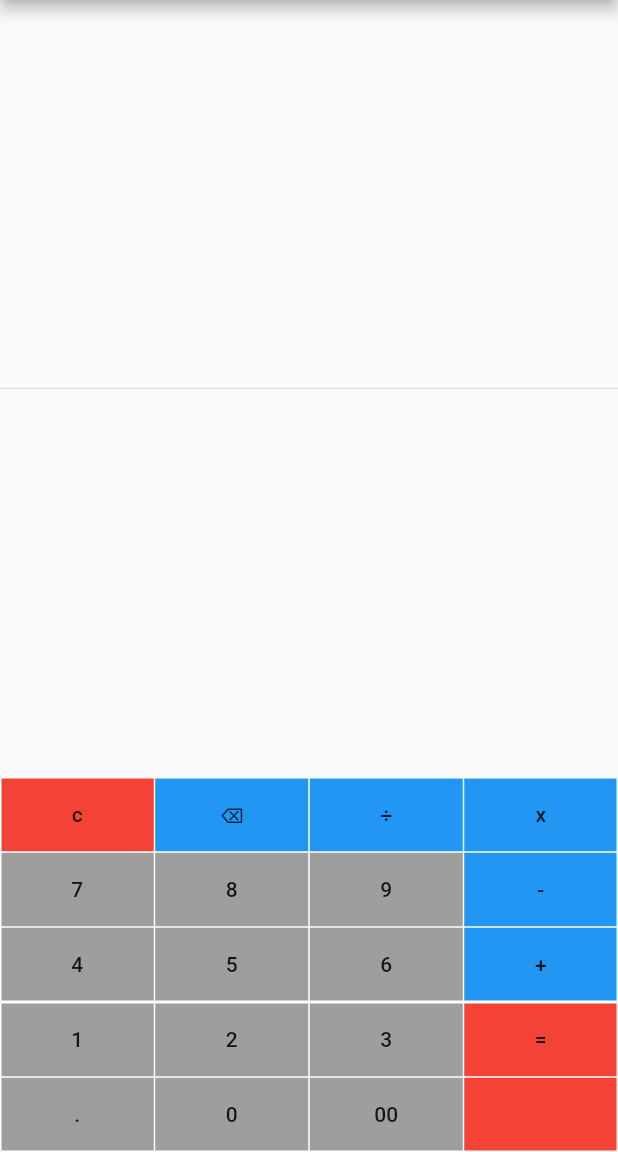
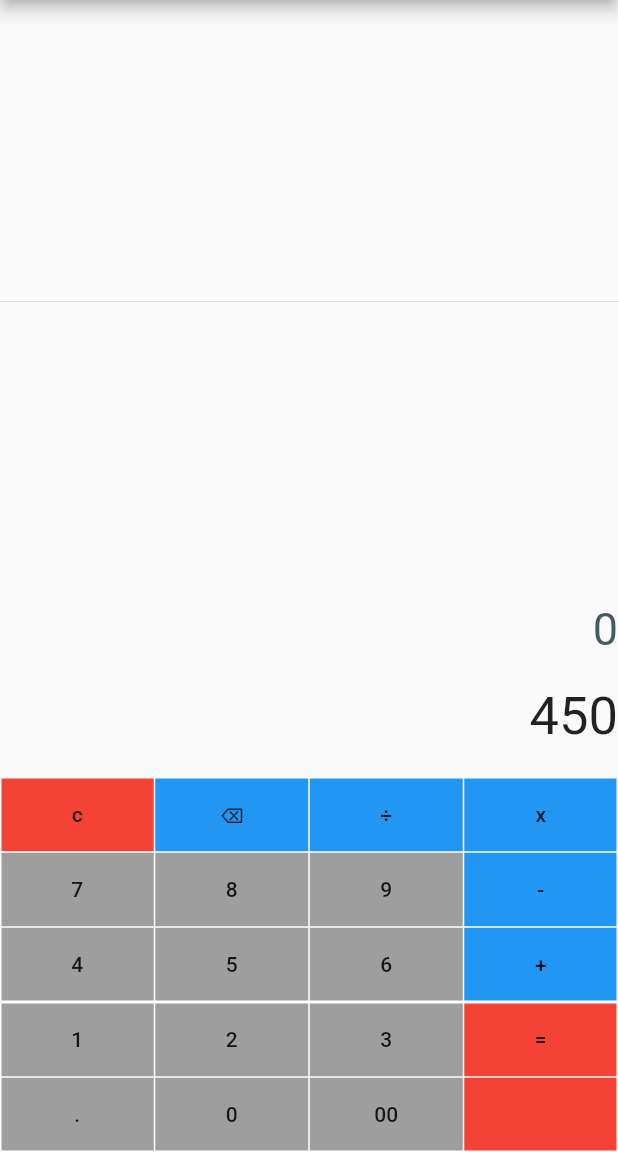
Before and after one commit to rachel1306/calculator, a Flutter app: the screen it shows after launch, on a phone screen of 412 x 824 dp, the part 84-1236 px from its top. Run offline on Flutter 3.47's test engine with Material 2 defaults, Android fonts, the phone set to English and light mode, and no system bars.

Commit message:
Button functionality added

```diff
--- a/lib/main.dart
+++ b/lib/main.dart
@@ -28,6 +28,23 @@ class MyHomePage extends StatefulWidget {
 
 class _MyHomePageState extends State<MyHomePage> {
   final VoidCallback myVoidCallback = () {};
+  String equation="0";
+  buttonPressed(String text){
+    setState(() {
+      if(text == 'C'){
+        equation="0";
+      }
+      else if(text == '='){
+
+      }
+      else if(text == '⌫'){
+
+      }
+      else{
+        equation+=text;
+      }
+    });
+  }
   Widget content(String ch,Color color){
     return Container(
       color: color,
@@ -35,7 +52,7 @@ class _MyHomePageState extends State<MyHomePage> {
       height: 50,
       child: FlatButton(
         child: Text(ch),
-        onPressed: myVoidCallback
+        onPressed: () => buttonPressed(ch)
       ),
     );
     print(myVoidCallback);
@@ -46,39 +63,16 @@ class _MyHomePageState extends State<MyHomePage> {
       appBar: AppBar(
         title: Text('Simple Calculator'),
       ),
-      body: /*Container(
-        child: Row(
-          children: [
-            Column(
-              children: [
-                Container(
-                  color: Colors.red,
-                  child: Text('C'),
-                ),
-                Container(
-                  color: Colors.blue,
-                  child: Icon(Icons.close)
-                ),
-                Container(
-                    color: Colors.blue,
-                    child: TextButton(child: Text('/'),)
-                ),
-                Container(
-                    color: Colors.blue,
-                    child: TextButton(child: Text('x'),)
-                ),
-              ],
-            ),
-            Column(
-              children: [
-                for();,
-          ],
-        ),
-      ),*/
+      body:
       Container(
         child: Column(
           children: [
             Expanded(child: Divider()),
+            Container(child: Text(equation,style: TextStyle(fontSize: 30,color: Colors.blueGrey[700]),),alignment: Alignment.topRight,),
+            Padding(
+              padding: EdgeInsets.symmetric(vertical: 20),
+              child: Container(child: Text('450',style: TextStyle(fontSize: 35),),alignment: Alignment.topRight,),
+            ),
             Table(
               border: TableBorder.all(color: Colors.white),
               children: [
@@ -88,10 +82,6 @@ class _MyHomePageState extends State<MyHomePage> {
                     content('⌫',Colors.blue),
                     content('÷',Colors.blue),
                     content('x',Colors.blue),
-                    //Container(color: Colors.red,child: Text('C'),alignment: Alignment.center,height: 50,),
-                    //Container(color: Colors.blue,child: Text('⌫'),alignment: Alignment.center,height: 50,),
-                    //Container(color: Colors.blue,child: Text('÷'),alignment: Alignment.center,height: 50,),
-                    //Container(color: Colors.blue,child: Text('x'),alignment: Alignment.center,height: 50,),
                   ]
                 ),
                 TableRow(
@@ -100,11 +90,7 @@ class _MyHomePageState extends State<MyHomePage> {
                       content('8',Colors.grey),
                       content('9',Colors.grey),
                       content('-',Colors.blue),
-                      //Container(color: Colors.grey,child: Text('7'),alignment: Alignment.center,height: 50,),
-                      //Container(color: Colors.grey,child: Text('8'),alignment: Alignment.center,height: 50,),
-                      //Container(color: Colors.grey,child: Text('9'),alignment: Alignment.center,height: 50,),
-                      //Container(color: Colors.blue,child: Text('-'),alignment: Alignment.center,height: 50,),
-                    ]
+                  ],
                 ),
                 TableRow(
                     children: [
@@ -112,10 +98,6 @@ class _MyHomePageState extends State<MyHomePage> {
                       content('5',Colors.grey),
                       content('6',Colors.grey),
                       content('+',Colors.blue),
-                      //Container(color: Colors.grey,child: Text('4'),alignment: Alignment.center,height: 50,),
-                      //Container(color: Colors.grey,child: Text('5'),alignment: Alignment.center,height: 50,),
-                      //Container(color: Colors.grey,child: Text('6'),alignment: Alignment.center,height: 50,),
-                      //Container(color: Colors.blue,child: Text('+'),alignment: Alignment.center,height: 50,),
                     ]
                 ),
               ],
@@ -129,10 +111,6 @@ class _MyHomePageState extends State<MyHomePage> {
                       content('2',Colors.grey),
                       content('3',Colors.grey),
                       content('=',Colors.red),
-                      //Container(color: Colors.grey,child: Text('1'),alignment: Alignment.center,height: 50,),
-                      //Container(color: Colors.grey,child: Text('2'),alignment: Alignment.center,height: 50,),
-                      //Container(color: Colors.grey,child: Text('3'),alignment: Alignment.center,height: 50,),
-                      //Container(color: Colors.red,child: Text('='),alignment: Alignment.center,height: 100,),
                     ]
                 ),
                TableRow(
@@ -141,10 +119,6 @@ class _MyHomePageState extends State<MyHomePage> {
                       content('0',Colors.grey),
                       content('00',Colors.grey),
                       content("",Colors.red),
-                      //Container(color: Colors.grey,child: Text('.'),alignment: Alignment.center,height: 50,),
-                      //Container(color: Colors.grey,child: Text('0'),alignment: Alignment.center,height: 50,),
-                      //Container(color: Colors.grey,child: Text('00'),alignment: Alignment.center,height: 50,),
-                      //Container(),
                     ]
                 ),
               ],
```
